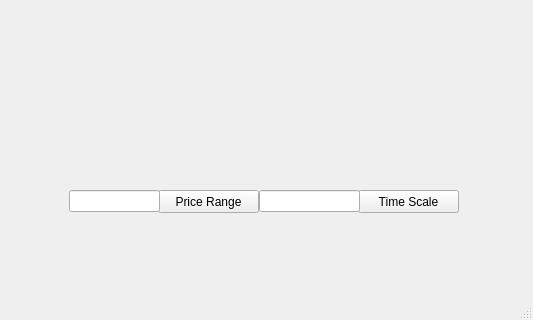
Before: the Qt Designer form src/mainwindow.ui in DrGrid/Crypto-Ticker, drawn with Qt 5; both pictures show x 0 to 533 and y 236 to 556 of the 533 by 556 pixel window.
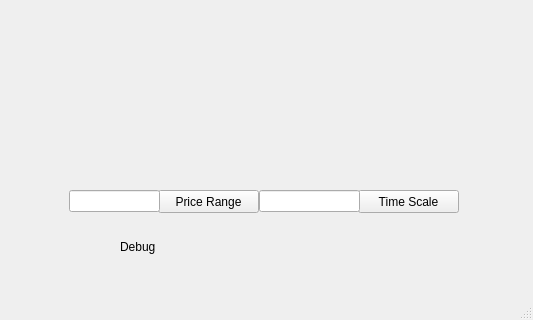
After: the same form once the commit is applied. Custom widgets are drawn as their Qt base class.

The edit to the form file:
```diff
--- a/src/mainwindow.ui
+++ b/src/mainwindow.ui
@@ -272,6 +272,19 @@
      <string/>
     </property>
    </widget>
+   <widget class="QLabel" name="debug">
+    <property name="geometry">
+     <rect>
+      <x>120</x>
+      <y>440</y>
+      <width>57</width>
+      <height>14</height>
+     </rect>
+    </property>
+    <property name="text">
+     <string>Debug</string>
+    </property>
+   </widget>
   </widget>
   <widget class="QMenuBar" name="menuBar">
    <property name="geometry">
```
